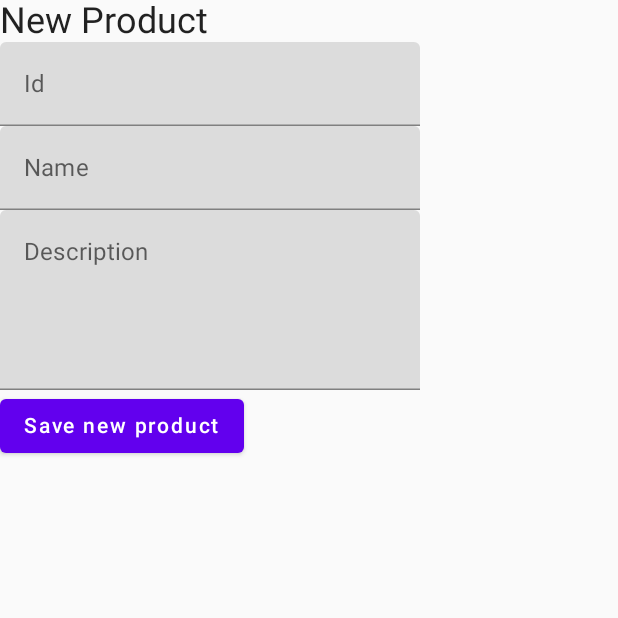
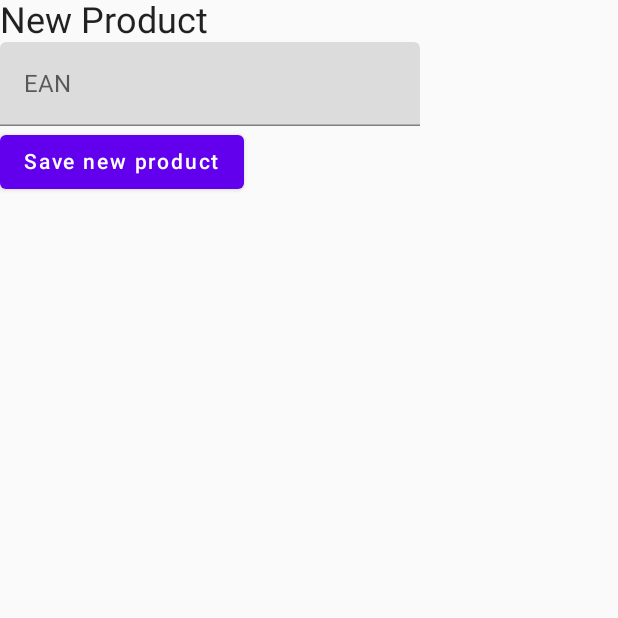
Before and after one commit to teemueer/CustomerFeedbackApp, an Android app built with Jetpack Compose: the screen it shows after launch (MainActivity), after a tap on "New Product", on a phone screen of 412 x 824 dp, the top half of it. Run offline under Robolectric (Android 15) with nearby library versions, the phone set to English and light mode, and no system bars; our stand-ins replace Firebase (no records; nobody signed in at launch, a user with empty details on screens opened directly), livedata-compose; pictures from the network do not load.

Commit message:
use barcode api

```diff
--- a/app/src/main/java/com/example/customerfeedbackapp/MainActivity.kt
+++ b/app/src/main/java/com/example/customerfeedbackapp/MainActivity.kt
@@ -50,8 +50,8 @@ fun CustomerFeedbackApp(mainViewModel: MainViewModel) {
             NewProductScreen(navController, mainViewModel)
         }
         composable(
-            route = "products/{product_id}",
-            arguments = listOf(navArgument("product_id") { type = NavType.IntType })
+            route = "products/{ean}",
+            arguments = listOf(navArgument("ean") { type = NavType.StringType })
         ) {
             ProductScreen(navController, mainViewModel)
         }
--- /dev/null
+++ b/app/src/main/java/com/example/customerfeedbackapp/api/BarcodeApi.kt
@@ -0,0 +1,47 @@
+package com.example.customerfeedbackapp.api
+
+import okhttp3.OkHttpClient
+import okhttp3.logging.HttpLoggingInterceptor
+import retrofit2.Retrofit
+import retrofit2.converter.gson.GsonConverterFactory
+import retrofit2.http.GET
+import retrofit2.http.Headers
+import retrofit2.http.Query
+
+object BarcodeApi {
+    const val BASE_URL = "https://barcodes1.p.rapidapi.com/"
+
+    object Model {
+        data class Product(
+            val title: String?,
+            val manufacturer: String?,
+            val description: String?,
+            val images: List<String>?)
+        data class Result(val product: Product?)
+    }
+
+    interface Service {
+        @Headers(
+            "X-RapidAPI-Key: $API_KEY",
+            "X-RapidAPI-Host: barcodes1.p.rapidapi.com"
+        )
+        @GET(".")
+        suspend fun product(@Query("query") query: String): Model.Result
+    }
+
+    val logging = HttpLoggingInterceptor()
+        .setLevel(HttpLoggingInterceptor.Level.BODY)
+    val client = OkHttpClient.Builder()
+        .addInterceptor(logging)
+        .build()
+
+    private val retrofit = Retrofit.Builder()
+        .baseUrl(BASE_URL)
+        .addConverterFactory(GsonConverterFactory.create())
+        .client(client)
+        .build()
+
+    val service: Service by lazy {
+        retrofit.create(Service::class.java)
+    }
+}
--- /dev/null
+++ b/app/src/main/java/com/example/customerfeedbackapp/api/BarcodeRepository.kt
@@ -0,0 +1,7 @@
+package com.example.customerfeedbackapp.api
+
+class BarcodeRepository {
+    private val call = BarcodeApi.service
+
+    suspend fun getProduct(ean: String) = call.product(ean)
+}
--- a/app/src/main/java/com/example/customerfeedbackapp/models/Feedback.kt
+++ b/app/src/main/java/com/example/customerfeedbackapp/models/Feedback.kt
@@ -1,5 +1,7 @@
 package com.example.customerfeedbackapp.models
 
-data class Feedback(val rating: Int = 0) {}
+data class Feedback(
+    val feedback: String = "",
+    val rating: Int = 0)
 
 data class BetaFeedback(val rating:String =""){}
--- a/app/src/main/java/com/example/customerfeedbackapp/screens/home/HomeScreen.kt
+++ b/app/src/main/java/com/example/customerfeedbackapp/screens/home/HomeScreen.kt
@@ -1,9 +1,11 @@
 package com.example.customerfeedbackapp.screens.home
 
+import androidx.compose.foundation.Image
 import androidx.compose.foundation.clickable
 import androidx.compose.foundation.layout.Column
 import androidx.compose.foundation.layout.Row
 import androidx.compose.foundation.layout.padding
+import androidx.compose.foundation.layout.size
 import androidx.compose.foundation.lazy.LazyColumn
 import androidx.compose.material.*
 import androidx.compose.material.icons.Icons
@@ -20,16 +22,17 @@ import androidx.compose.ui.Modifier
 import androidx.compose.ui.unit.dp
 import androidx.compose.ui.unit.sp
 import androidx.lifecycle.viewmodel.compose.viewModel
+import coil.compose.rememberAsyncImagePainter
 
 @Composable
 fun HomeScreen(navController: NavController, mainViewModel: MainViewModel) {
     val user: User? by mainViewModel.currentUser.observeAsState(null)
 
     val viewModel: HomeViewModel = viewModel()
-    //viewModel.getProducts()
-    viewModel.getProducts_v2()
-    //val products = viewModel.state.value
-    val products = viewModel.state2.value
+    viewModel.getProducts()
+    //viewModel.getProducts_v2()
+    val products = viewModel.state.value
+    //val products = viewModel.state2.value
 
     Scaffold(floatingActionButton = {
         //if (user != null) {
@@ -48,9 +51,18 @@ fun HomeScreen(navController: NavController, mainViewModel: MainViewModel) {
             LazyColumn {
                 items(products) { product ->
                     Card(modifier = Modifier.padding(16.dp)) {
-                        Column(modifier = Modifier.clickable { navController.navigate("products/${product.id}") }) {
-                            Text(product.name, fontSize = 24.sp)
-                            Text(product.description)
+                        Row {
+                            product.images?.first().let {
+                                Image(
+                                    painter = rememberAsyncImagePainter(it),
+                                    contentDescription = null,
+                                    modifier = Modifier.size(64.dp)
+                                )
+                            }
+                            Column(modifier = Modifier.clickable { navController.navigate("products/${product.ean}") }) {
+                                Text(product.title ?: "", fontSize = 24.sp)
+                                Text(product.description ?: "")
+                            }
                         }
                     }
                 }
--- a/app/src/main/java/com/example/customerfeedbackapp/screens/new_product/NewProductScreen.kt
+++ b/app/src/main/java/com/example/customerfeedbackapp/screens/new_product/NewProductScreen.kt
@@ -1,6 +1,7 @@
 package com.example.customerfeedbackapp.screens.new_product
 
 import android.util.Log
+import android.widget.Toast
 import androidx.compose.foundation.layout.Column
 import androidx.compose.foundation.layout.height
 import androidx.compose.foundation.text.KeyboardOptions
@@ -10,6 +11,7 @@ import androidx.compose.material.TextField
 import androidx.compose.runtime.*
 import androidx.compose.runtime.livedata.observeAsState
 import androidx.compose.ui.Modifier
+import androidx.compose.ui.platform.LocalContext
 import androidx.compose.ui.text.input.KeyboardType
 import androidx.compose.ui.unit.dp
 import androidx.compose.ui.unit.sp
@@ -21,32 +23,29 @@ import com.example.customerfeedbackapp.screens.product.ProductViewModel
 
 @Composable
 fun NewProductScreen(navController: NavController, mainViewModel: MainViewModel) {
+    val context = LocalContext.current
     val viewModel: NewProductViewModel = viewModel()
-    val product = viewModel.state.value
 
-    Log.d("DBG", "$product")
-
-    if (product != null) {
+    if (viewModel.readyToNavigate) {
         LaunchedEffect(true) {
             navController.navigate("home")
         }
     }
 
-    var id by remember { mutableStateOf("") }
-    var name by remember { mutableStateOf("") }
-    var description by remember { mutableStateOf("") }
+    var ean by remember { mutableStateOf("") }
 
     Column {
         Text("New Product", fontSize = 24.sp)
-        TextField(value = id, onValueChange = { id = it }, label = { Text("Id" ) },
+        TextField(value = ean, onValueChange = { ean = it }, label = { Text("EAN" ) },
             keyboardOptions = KeyboardOptions(keyboardType = KeyboardType.Number))
-        TextField(value = name, onValueChange = { name = it }, label = { Text("Name" ) })
-        TextField(value = description, onValueChange = { description = it }, label = { Text("Description" ) },
-            modifier = Modifier.height(120.dp))
         Button(onClick = {
-            viewModel.save(Product(id.toInt(), name, description))
+            viewModel.save(ean)
         }) {
             Text("Save new product")
         }
     }
+
+    viewModel.toast?.let { toast ->
+        Toast.makeText(context, toast, Toast.LENGTH_SHORT).show()
+    }
 }
```
Also changed, not shown: app/build.gradle (+8 -0 lines), app/src/main/java/com/example/customerfeedbackapp/models/Product.kt (+5 -3 lines), app/src/main/java/com/example/customerfeedbackapp/screens/new_product/NewProductViewModel.kt (+31 -7 lines), app/src/main/java/com/example/customerfeedbackapp/screens/product/ProductScreen.kt (+36 -14 lines), app/src/main/java/com/example/customerfeedbackapp/screens/product/ProductViewModel.kt (+22 -33 lines), 1 other file.
